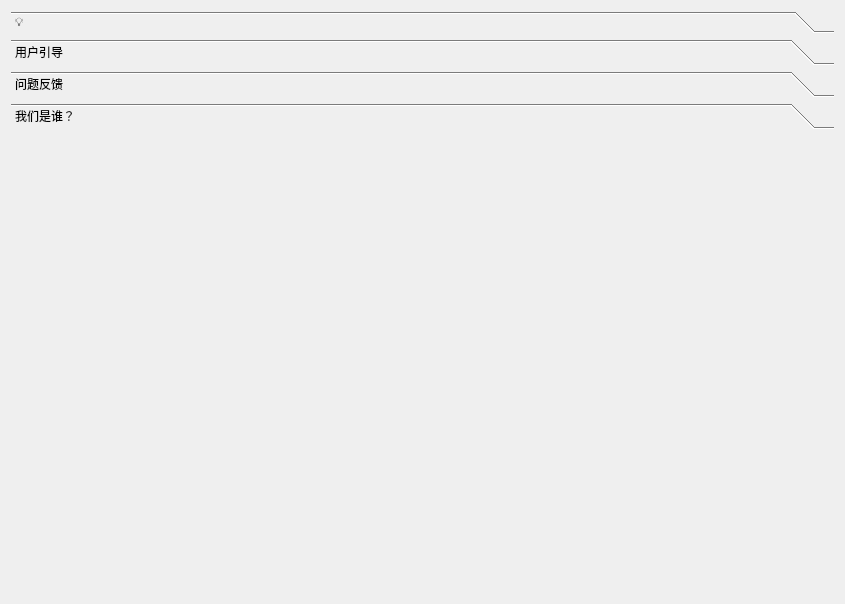
Qt form app/ui/home.ui (ctpbee/ctpbee_desktop) before a commit.
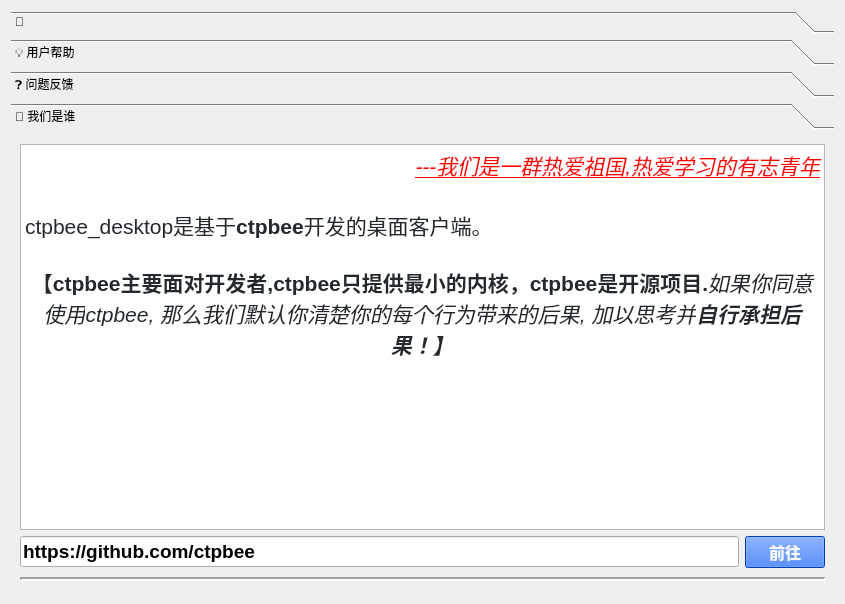
The same form after that commit. The open tabs and pages were chosen to show the change. Icons and pictures are not drawn.

Diff of the .ui file:
```diff
--- a/app/ui/home.ui
+++ b/app/ui/home.ui
@@ -33,7 +33,7 @@
        </rect>
       </property>
       <attribute name="label">
-       <string>💡</string>
+       <string>🍯</string>
       </attribute>
       <layout class="QVBoxLayout" name="verticalLayout_2">
        <item>
@@ -58,18 +58,97 @@
        </rect>
       </property>
       <attribute name="label">
-       <string>用户引导</string>
+       <string>💡 用户帮助</string>
       </attribute>
      </widget>
      <widget class="QWidget" name="page_3">
       <attribute name="label">
-       <string>问题反馈</string>
+       <string>❓ 问题反馈</string>
       </attribute>
      </widget>
      <widget class="QWidget" name="page_4">
       <attribute name="label">
-       <string>我们是谁？</string>
+       <string>🙂 我们是谁</string>
       </attribute>
+      <layout class="QVBoxLayout" name="verticalLayout_3" stretch="0,0,0">
+       <item>
+        <widget class="QTextEdit" name="textEdit_2">
+         <property name="readOnly">
+          <bool>true</bool>
+         </property>
+         <property name="html">
+          <string>&lt;!DOCTYPE HTML PUBLIC &quot;-//W3C//DTD HTML 4.0//EN&quot; &quot;http://www.w3.org/TR/REC-html40/strict.dtd&quot;&gt;
+&lt;html&gt;&lt;head&gt;&lt;meta name=&quot;qrichtext&quot; content=&quot;1&quot; /&gt;&lt;style type=&quot;text/css&quot;&gt;
+p, li { white-space: pre-wrap; }
+&lt;/style&gt;&lt;/head&gt;&lt;body style=&quot; font-family:'SimSun'; font-size:9pt; font-weight:400; font-style:normal;&quot;&gt;
+&lt;p dir='rtl' style=&quot; margin-top:0px; margin-bottom:0px; margin-left:0px; margin-right:0px; -qt-block-indent:0; text-indent:0px;&quot;&gt;&lt;span style=&quot; font-family:'SimSun'; font-size:16pt; font-style:italic; text-decoration: underline; color:#ff0000;&quot;&gt;我们是一群热爱祖国,热爱学习的有志青年---&lt;/span&gt;&lt;/p&gt;
+&lt;p dir='rtl' style=&quot;-qt-paragraph-type:empty; margin-top:0px; margin-bottom:0px; margin-left:0px; margin-right:0px; -qt-block-indent:0; text-indent:0px; font-family:'SimSun';&quot;&gt;&lt;br /&gt;&lt;/p&gt;
+&lt;p style=&quot;-qt-paragraph-type:empty; margin-top:0px; margin-bottom:0px; margin-left:0px; margin-right:0px; -qt-block-indent:0; text-indent:0px; font-family:'SimSun';&quot;&gt;&lt;br /&gt;&lt;/p&gt;
+&lt;p style=&quot; margin-top:0px; margin-bottom:0px; margin-left:0px; margin-right:0px; -qt-block-indent:0; text-indent:0px;&quot;&gt;&lt;span style=&quot; font-family:'-apple-system','BlinkMacSystemFont','Segoe UI','Helvetica','Arial','sans-serif','Apple Color Emoji','Segoe UI Emoji'; font-size:16pt; color:#24292e; background-color:#ffffff;&quot;&gt;ctpbee_desktop是基于&lt;/span&gt;&lt;span style=&quot; font-family:'-apple-system','BlinkMacSystemFont','Segoe UI','Helvetica','Arial','sans-serif','Apple Color Emoji','Segoe UI Emoji'; font-size:16pt; font-weight:600; color:#24292e; background-color:#ffffff;&quot;&gt;ctpbee&lt;/span&gt;&lt;span style=&quot; font-family:'-apple-system','BlinkMacSystemFont','Segoe UI','Helvetica','Arial','sans-serif','Apple Color Emoji','Segoe UI Emoji'; font-size:16pt; color:#24292e; background-color:#ffffff;&quot;&gt;开发的桌面客户端。&lt;/span&gt;&lt;/p&gt;
+&lt;p style=&quot;-qt-paragraph-type:empty; margin-top:0px; margin-bottom:0px; margin-left:0px; margin-right:0px; -qt-block-indent:0; text-indent:0px; font-family:'-apple-system','BlinkMacSystemFont','Segoe UI','Helvetica','Arial','sans-serif','Apple Color Emoji','Segoe UI Emoji'; font-size:16pt; color:#24292e;&quot;&gt;&lt;br /&gt;&lt;/p&gt;
+&lt;p align=&quot;center&quot; style=&quot; margin-top:0px; margin-bottom:0px; margin-left:0px; margin-right:0px; -qt-block-indent:0; text-indent:0px;&quot;&gt;&lt;span style=&quot; font-family:'-apple-system','BlinkMacSystemFont','Segoe UI','Helvetica','Arial','sans-serif','Apple Color Emoji','Segoe UI Emoji'; font-size:16pt; font-weight:600; color:#24292e; background-color:#ffffff;&quot;&gt;【ctpbee主要面对开发者,ctpbee只提供最小的内核，ctpbee是开源项目.&lt;/span&gt;&lt;span style=&quot; font-family:'-apple-system','BlinkMacSystemFont','Segoe UI','Helvetica','Arial','sans-serif','Apple Color Emoji','Segoe UI Emoji'; font-size:16pt; font-style:italic; color:#24292e; background-color:#ffffff;&quot;&gt;如果你同意使用ctpbee, 那么我们默认你清楚你的每个行为带来的后果, 加以思考并&lt;/span&gt;&lt;span style=&quot; font-family:'-apple-system','BlinkMacSystemFont','Segoe UI','Helvetica','Arial','sans-serif','Apple Color Emoji','Segoe UI Emoji'; font-size:16pt; font-weight:600; font-style:italic; color:#24292e; background-color:#ffffff;&quot;&gt;自行承担后果！】&lt;/span&gt;&lt;/p&gt;
+&lt;p align=&quot;center&quot; style=&quot;-qt-paragraph-type:empty; margin-top:0px; margin-bottom:0px; margin-left:0px; margin-right:0px; -qt-block-indent:0; text-indent:0px; font-family:'SimSun'; font-size:16pt;&quot;&gt;&lt;br /&gt;&lt;/p&gt;&lt;/body&gt;&lt;/html&gt;</string>
+         </property>
+        </widget>
+       </item>
+       <item>
+        <layout class="QHBoxLayout" name="horizontalLayout">
+         <item>
+          <widget class="QLineEdit" name="ctpbeeurl">
+           <property name="font">
+            <font>
+             <family>Arial</family>
+             <pointsize>14</pointsize>
+             <weight>75</weight>
+             <bold>true</bold>
+            </font>
+           </property>
+           <property name="text">
+            <string>https://github.com/ctpbee</string>
+           </property>
+           <property name="readOnly">
+            <bool>true</bool>
+           </property>
+          </widget>
+         </item>
+         <item>
+          <widget class="QPushButton" name="beebtn">
+           <property name="font">
+            <font>
+             <family>Arial</family>
+             <pointsize>12</pointsize>
+             <weight>75</weight>
+             <bold>true</bold>
+            </font>
+           </property>
+           <property name="styleSheet">
+            <string notr="true">background-color: rgb(0, 85, 255);
+color: rgb(255, 255, 255);</string>
+           </property>
+           <property name="text">
+            <string>前往</string>
+           </property>
+          </widget>
+         </item>
+        </layout>
+       </item>
+       <item>
+        <widget class="Line" name="line">
+         <property name="minimumSize">
+          <size>
+           <width>0</width>
+           <height>10</height>
+          </size>
+         </property>
+         <property name="lineWidth">
+          <number>2</number>
+         </property>
+         <property name="orientation">
+          <enum>Qt::Horizontal</enum>
+         </property>
+        </widget>
+       </item>
+      </layout>
      </widget>
     </widget>
    </item>
```
Left out of the diff: 106 changed lines with no effect on the pictures.
